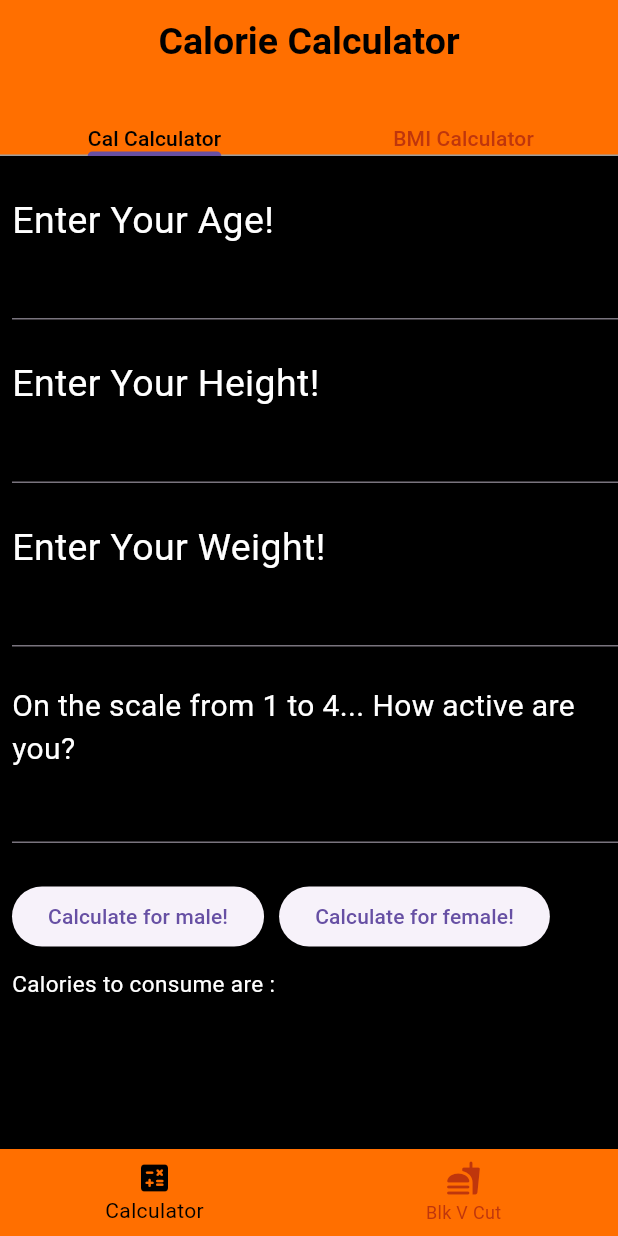
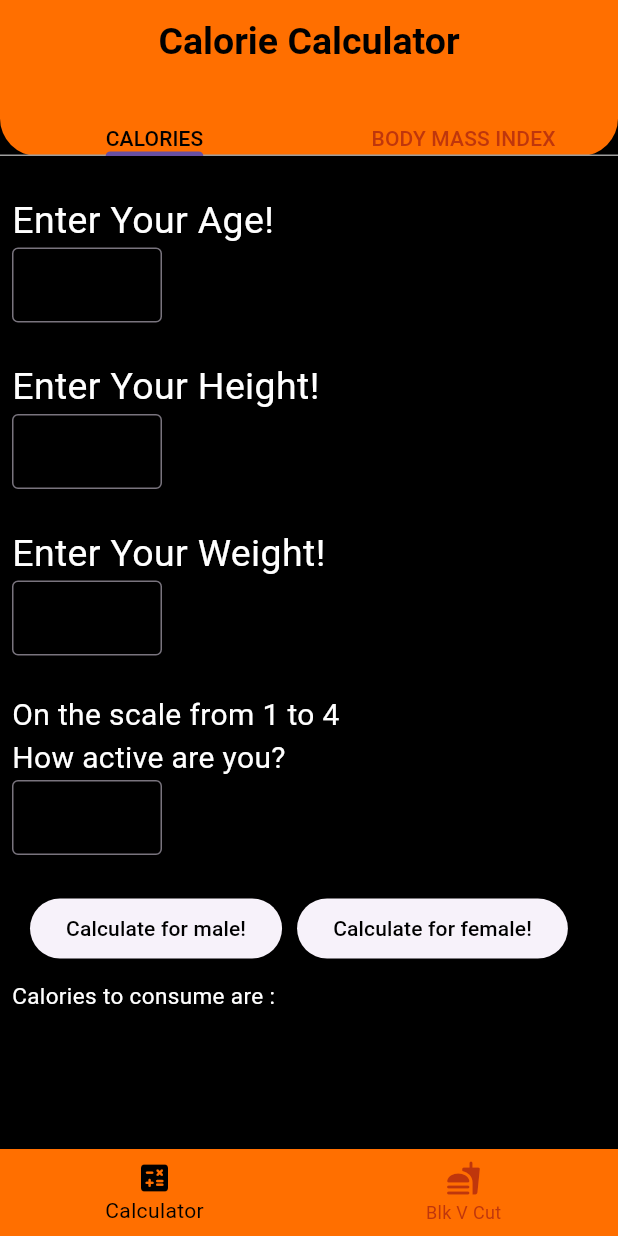
Before and after one commit to AGENT1736/MyCalorieCounter, a Flutter app: the screen it shows after launch, after a tap on "Calculate for male!", on a phone screen of 412 x 824 dp. Run offline on Flutter 3.47's test engine with Material 3 defaults, Android fonts, the phone set to English and light mode, and no system bars.

Commit message:
Changed the border radius of the app bar and changed the dimensions of the inputs of the age and the height and the weight and the scale

```diff
--- a/lib/Pages/calorieCalculatorPage.dart
+++ b/lib/Pages/calorieCalculatorPage.dart
@@ -60,15 +60,22 @@ class _CalorieCalculatorState extends State<CalorieCalculator> {
                 style: TextStyle(
                     fontWeight: FontWeight.normal,
                     fontSize: 25,
-                    color: Colors.white
+                    color: Colors.white,
                 ),
               ),
               // const SizedBox(height: 5,),
-              TextFormField(
+              SizedBox(
+                width: 100,
+                height: 50,
+                child: TextFormField(
                   controller:ageController,
                   style: const TextStyle(
                       color:Colors.white,
                       fontSize: 20
+                  ),
+                  decoration:const InputDecoration(
+                    border: OutlineInputBorder(),
+                  ),
                 ),
               ),
 
@@ -83,11 +90,18 @@ class _CalorieCalculatorState extends State<CalorieCalculator> {
               ),
               ),
               // const SizedBox(height: 5,),
-              TextFormField(
+              SizedBox(
+                width: 100,
+                height: 50,
+                child: TextFormField(
                   controller: heightController,
                   style: const TextStyle(
                       color:Colors.white,
                       fontSize: 20
+                  ),
+                  decoration:const InputDecoration(
+                    border: OutlineInputBorder(),
+                  ),
                 ),
               ),
 
@@ -101,18 +115,25 @@ class _CalorieCalculatorState extends State<CalorieCalculator> {
                     color: Colors.white
                 ),
               ),
-              TextFormField(
+              SizedBox(
+                width: 100,
+                height: 50,
+                child: TextFormField(
                   controller: weightController,
                   style: const TextStyle(
                       color:Colors.white,
                       fontSize: 20
+                  ),
+                  decoration:const InputDecoration(
+                    border: OutlineInputBorder(),
+                  ),
                 ),
               ),
 
 
               //This is for the activity input
               const SizedBox(height: 25,),
-              const Text("On the scale from 1 to 4... How active are you?",
+              const Text("On the scale from 1 to 4\nHow active are you?",
                 style: TextStyle(
                     fontWeight: FontWeight.normal,
                     fontSize: 20,
@@ -120,18 +141,28 @@ class _CalorieCalculatorState extends State<CalorieCalculator> {
                 ),
               ),
               // const SizedBox(height: 5,),
-              TextFormField(
+              SizedBox(
+                width: 100,
+                height: 50,
+                child: TextFormField(
                   controller: activityController,
                   style: const TextStyle(
                       color:Colors.white,
                       fontSize: 20
+                  ),
+                  decoration:const InputDecoration(
+                    border: OutlineInputBorder(),
+                  ),
                 ),
               ),
 
 
               //This is for the buttons for the calculations
               const SizedBox(height: 25,),
-              Row(
+              Padding(
+                padding: const EdgeInsets.only(left: 12.0),
+                child: Row(
+                  // mainAxisAlignment: MainAxisAlignment.center,
                   children: [
                     ElevatedButton(onPressed: (){
                       //TODO: this is where the code for the changes for the male side will happen
@@ -164,20 +195,25 @@ class _CalorieCalculatorState extends State<CalorieCalculator> {
                           isActive = 4;
                           break;
                         default:
-                        print("Enter a valid scaling");
+                          print("Enter a valid scaling system");
                       }
 
                     },
-                  child: const Text("Calculate for male!",),
+                    child: const Text("Calculate for male!",
+                    style: TextStyle(color: Colors.black),
+                    ),
                     ),
                     const SizedBox(width: 10,),
                     ElevatedButton(onPressed: (){
                       //TODO: this is where the changes for the female side will happen
 
                     },
-                    child: const Text("Calculate for female!",),
+                      child: const Text("Calculate for female!",
+                      style: TextStyle(color: Colors.black),
+                      ),
                     ),
                   ],
+                ),
               ),
 
 
--- a/lib/Pages/tabBarPage.dart
+++ b/lib/Pages/tabBarPage.dart
@@ -17,6 +17,7 @@ class _TabBarPageState extends State<TabBarPage> {
     return DefaultTabController(
         length: 3,
         child: Scaffold(
+          backgroundColor: Colors.black,
           // backgroundColor: Colors.blueGrey[900],
           appBar: AppBar(
             //Title settings
@@ -28,12 +29,17 @@ class _TabBarPageState extends State<TabBarPage> {
             ),
             ),
             centerTitle: true,
+            shape: const RoundedRectangleBorder(
+              borderRadius: BorderRadius.vertical(
+                bottom: Radius.circular(25)
+              )
+            ),
             //Title Background Settings
             backgroundColor: Colors.amber[900],
             //Tab bar settings
             bottom:  TabBar(tabs: const[
-              Text("Cal Calculator"),
-              Text("BMI Calculator")
+              Text("CALORIES"),
+              Text("BODY MASS INDEX")
             ],
             labelColor: Colors.black,
             dividerColor: Colors.grey,
@@ -49,6 +55,7 @@ class _TabBarPageState extends State<TabBarPage> {
               BMICalculator()
             ],
           ),
+
         )
     );
   }
```
Lines whose indentation alone changed are shown as unchanged.
